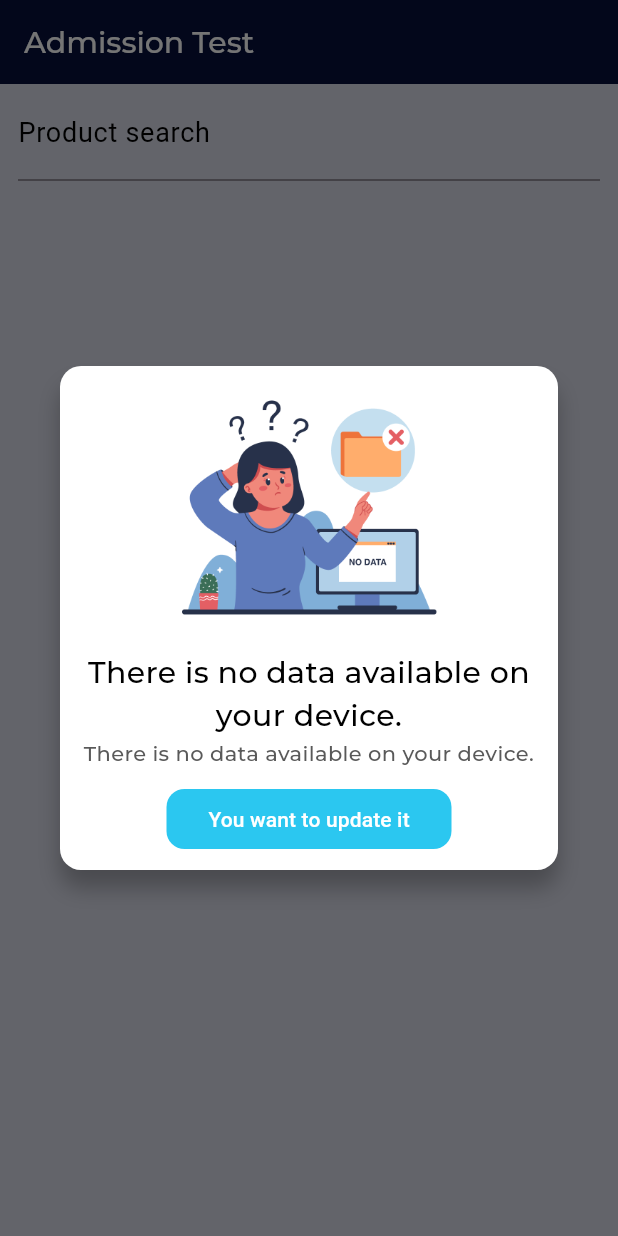
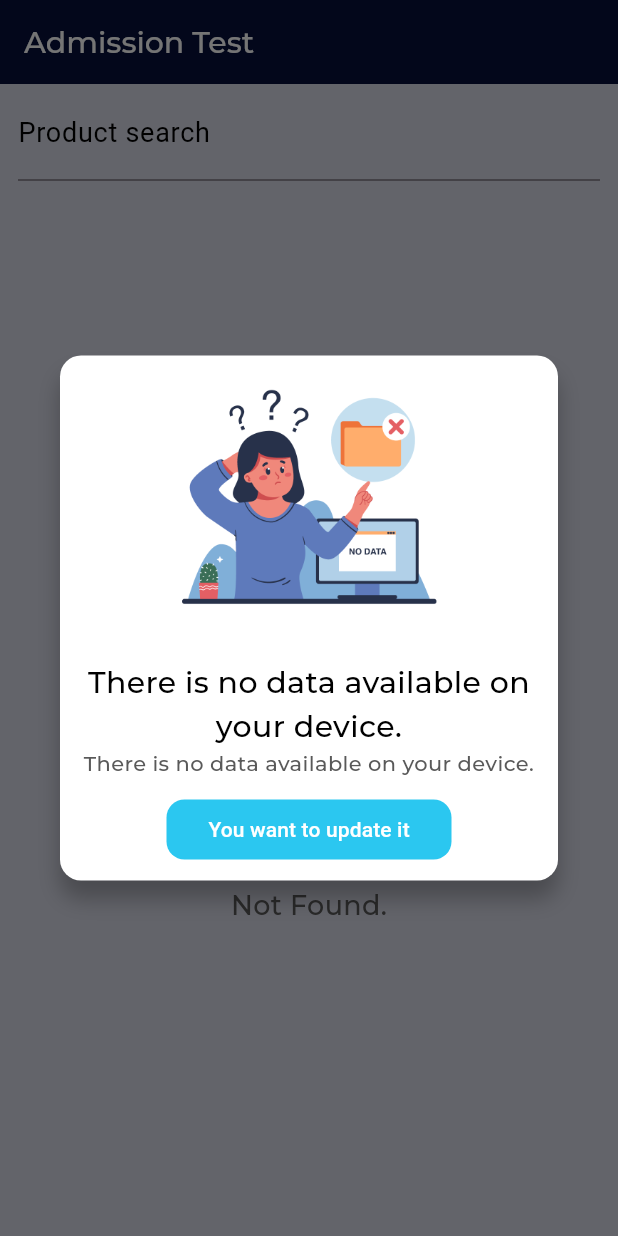
Before and after one commit to valenzuela21/MVVM-FLUTTER-Clean-Code, a Flutter app: the ProductsView screen opened directly, on a phone screen of 412 x 824 dp. Run offline on Flutter 3.47's test engine with Material 3 defaults, Android fonts, the phone set to English and light mode, and no system bars; our stand-ins replace dartz, dio, easy_localization, flutter_phoenix, freezed_annotation, get_it and 9 more; missing offline and left inert: dart:ffi; accounts and stored records are empty; generated files the repository leaves out were written again.

Commit message:
MVVM Flutter

```diff
--- a/assets/translations/en-US.json
+++ b/assets/translations/en-US.json
@@ -40,5 +40,6 @@
   "text_category": "Category: ",
   "not_never_data": "There is no data available on your device.",
   "synchronize_now": "Synchronize Now",
-  "yuo_want_update": "You want to update it"
+  "yuo_want_update": "You want to update it",
+  "not_found_search": "Not Found."
 }
--- a/assets/translations/es-ES.json
+++ b/assets/translations/es-ES.json
@@ -40,5 +40,6 @@
   "text_category": "Categoria: ",
   "not_never_data": "No hay datos disponibles en tu dispositivo.",
   "synchronize_now": "Sicronizar Ahora",
-  "yuo_want_update": "Deseas actualizar o sincronizar los datos."
+  "yuo_want_update": "Deseas actualizar o sincronizar los datos.",
+  "not_found_search": "No se hay resultados."
 }
--- a/lib/presentation/common/components/confirm_modal/confirm_modal.dart
+++ b/lib/presentation/common/components/confirm_modal/confirm_modal.dart
@@ -19,6 +19,7 @@ class ConfirmModalComponent extends StatelessWidget {
     return Column(
       children: [
         Image.asset(ImageAssets.notFoundData, width: AppSize.s190),
+        SizedBox(height: AppSize.s14),
         Text(AppStrings.not_never_data,
             style: getMediumStyle(
                 color: ColorManager.black, fontSize: AppSize.s20),
--- /dev/null
+++ b/lib/presentation/common/components/no_found.dart
@@ -0,0 +1,22 @@
+import 'package:approducts/presentation/resources/assets_manager.dart';
+import 'package:approducts/presentation/resources/color_manager.dart';
+import 'package:approducts/presentation/resources/strings_manager.dart';
+import 'package:approducts/presentation/resources/style_manager.dart';
+import 'package:approducts/presentation/resources/values_manager.dart';
+import 'package:easy_localization/easy_localization.dart';
+import 'package:flutter/material.dart';
+
+class NoFoundComponent extends StatelessWidget {
+  const NoFoundComponent({super.key});
+
+  @override
+  Widget build(BuildContext context) {
+    return Column(
+      mainAxisAlignment: MainAxisAlignment.center,
+      children: [
+        Image.asset(ImageAssets.notSearchData, width: AppSize.s250),
+        Text(AppStrings.not_found_search, style: getMediumStyle(color: ColorManager.gray, fontSize: AppSize.s18)).tr()
+      ],
+    );
+  }
+}
--- a/lib/presentation/details_product/details_product.dart
+++ b/lib/presentation/details_product/details_product.dart
@@ -1,3 +1,4 @@
+import 'package:approducts/presentation/common/components/no_found.dart';
 import 'package:approducts/presentation/common/components/start_rating.dart';
 import 'package:approducts/presentation/resources/color_manager.dart';
 import 'package:approducts/presentation/resources/strings_manager.dart';
@@ -58,7 +59,7 @@ class _DetailsProductViewState extends State<DetailsProductView> {
       } else if (snapshot.hasError) {
         return Center(child: Text('Error Snapshot: ${snapshot.error}'));
       } else if (!snapshot.hasData || snapshot.data!.isEmpty) {
-        return Center(child: Text('No se encontro el product.'));
+        return NoFoundComponent();
       }
 
       final Map<String, dynamic> product = snapshot.data!;
--- a/lib/presentation/products/products.dart
+++ b/lib/presentation/products/products.dart
@@ -1,5 +1,6 @@
 import 'dart:async';
 
+import 'package:approducts/presentation/common/components/no_found.dart';
 import 'package:approducts/presentation/common/components/start_rating.dart';
 import 'package:approducts/presentation/products/ProductsViewmodel.dart';
 import 'package:approducts/presentation/resources/assets_manager.dart';
@@ -118,7 +119,7 @@ class _ProductsState extends State<ProductsView> {
                     return Center(
                         child: Text('Error Snapshot: ${snapshot.error}'));
                   } else if (!snapshot.hasData || snapshot.data!.isEmpty) {
-                    return Center(child: Text('No se encontraron productos.'));
+                    return Center(child: NoFoundComponent());
                   }
 
                   final products = snapshot.data!;
--- a/lib/presentation/resources/assets_manager.dart
+++ b/lib/presentation/resources/assets_manager.dart
@@ -4,4 +4,6 @@ class ImageAssets {
   static const String start = "$IMAGE_PATH/start.png";
   static const String clip = "$IMAGE_PATH/clip.png";
   static const String notFoundData = "$IMAGE_PATH/no_data.png";
+  static const String notSearchData = "$IMAGE_PATH/search_not.png";
+
 }
--- a/lib/presentation/resources/strings_manager.dart
+++ b/lib/presentation/resources/strings_manager.dart
@@ -12,6 +12,7 @@ class AppStrings {
   static const String passwordError = "password_error";
   static const String synchronize_now = "synchronize_now";
   static const String yuo_want_update = "yuo_want_update";
+  static const String not_found_search = "not_found_search";
 
   // error handler
   static const String badRequestError = "bad_request_error";
--- a/lib/presentation/resources/values_manager.dart
+++ b/lib/presentation/resources/values_manager.dart
@@ -46,6 +46,7 @@ class AppSize {
   static const double s140 = 140.0;
   static const double s180 = 180.0;
   static const double s190 = 190.0;
+  static const double s250 = 250.0;
   static const double s300 = 300.0;
 }
 
--- a/pubspec.yaml
+++ b/pubspec.yaml
@@ -86,8 +86,11 @@ flutter:
 
   # To add assets to your application, add an assets section, like this:
   assets:
+    - assets/fonts/
     - assets/translations/
     - assets/images/
+
+
 
   # An image asset can refer to one or more resolution-specific "variants", see
   # https://flutter.dev/to/resolution-aware-images
```
Also changed, not shown: assets/images/search_not.png (added).
